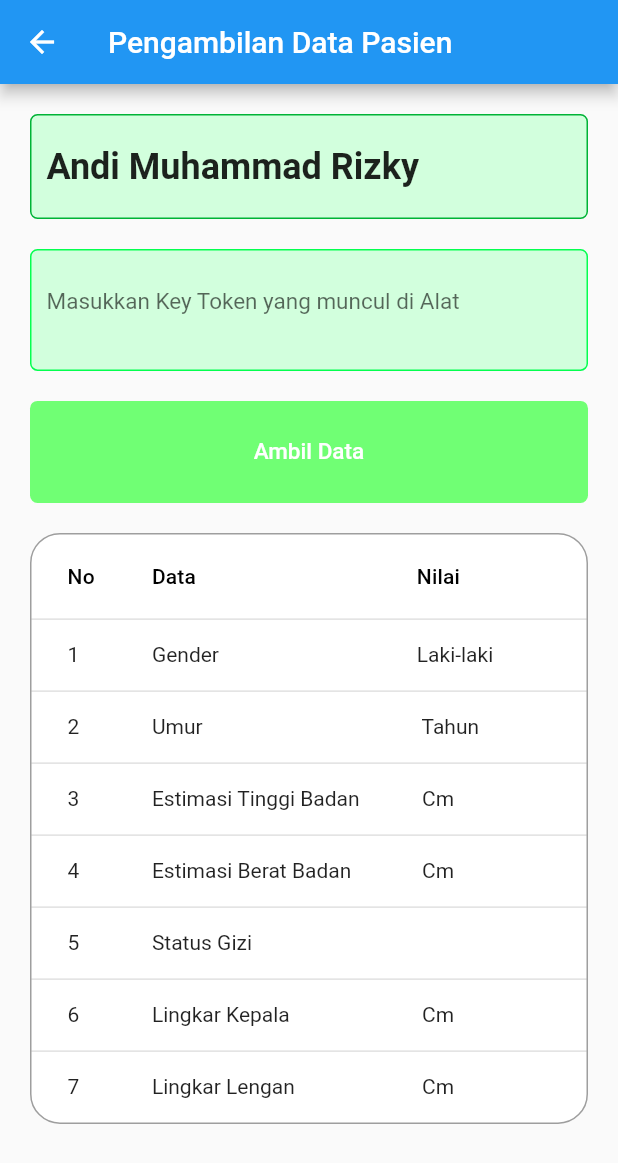
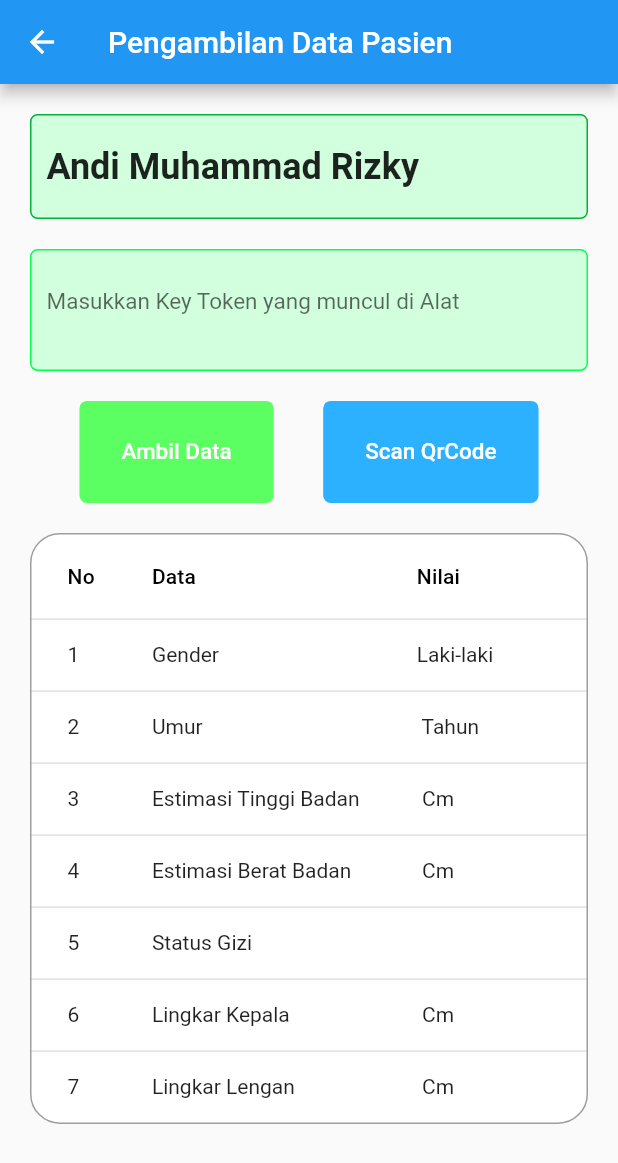
Before and after one commit to ARusDian/althea-v1-flutter, a Flutter app: the GetDataPengukuran screen opened directly with sample values from the repository, on a phone screen of 412 x 824 dp. Shown: the top 1163 px of the screen. Run offline on Flutter 3.47's test engine with Material 2 defaults, Android fonts, the light colour scheme and no system bars; our stand-ins replace permission_handler; missing offline and left inert: mqtt_client, qrscan2.

Commit message:
add scan qrcode

```diff
--- a/lib/app/pemeriksaan/get_data_pemeriksaan.dart
+++ b/lib/app/pemeriksaan/get_data_pemeriksaan.dart
@@ -1,17 +1,22 @@
 import 'dart:convert';
+import 'dart:async';
+
+import 'package:flutter/material.dart';
+import 'package:flutter/services.dart';
+import 'package:mqtt_client/mqtt_client.dart';
+import 'package:qrscan2/qrscan2.dart' as scanner;
+import 'package:permission_handler/permission_handler.dart';
 
 import 'package:althea/model/MQTTManager.dart';
 import 'package:althea/model/pasien.dart';
-import 'package:flutter/material.dart';
-import 'package:mqtt_client/mqtt_client.dart';
 
 class GetDataPengukuran extends StatefulWidget {
-
   late Pasien pasien;
   GetDataPengukuran({Key? key, required this.pasien}) : super(key: key);
 
   @override
-  _GetDataPengukuranState createState() => _GetDataPengukuranState(pasien: pasien);
+  _GetDataPengukuranState createState() =>
+      _GetDataPengukuranState(pasien: pasien);
 }
 
 class _GetDataPengukuranState extends State<GetDataPengukuran> {
@@ -20,18 +25,19 @@ class _GetDataPengukuranState extends State<GetDataPengukuran> {
 
   late MqttClient client;
 
+  String qrcode = "";
   String state = 'Disconnected';
 
   String topic = 'ALTHEATESTER/';
+
   final TextEditingController _topicsController = TextEditingController();
 
   Map<String, dynamic> mqttData = {};
 
-  Widget CmdMsg(){
-    if(state == 'Disconnected'){
+  Widget CmdMsg() {
+    if (state == 'Disconnected') {
       return Container();
-    }
-    else{
+    } else {
       return Container(
         decoration: BoxDecoration(
           borderRadius: BorderRadius.circular(10),
@@ -39,7 +45,10 @@ class _GetDataPengukuranState extends State<GetDataPengukuran> {
         ),
         margin: const EdgeInsets.all(10),
         padding: const EdgeInsets.all(10.0),
-        child: const Text("Silahkan Kirim Data Pengukuran pada Alat", textAlign: TextAlign.center,),
+        child: const Text(
+          "Silahkan Kirim Data Pengukuran pada Alat",
+          textAlign: TextAlign.center,
+        ),
       );
     }
   }
@@ -103,32 +112,32 @@ class _GetDataPengukuranState extends State<GetDataPengukuran> {
                 ),
               ),
             ),
+            Row(
+              mainAxisAlignment: MainAxisAlignment.spaceEvenly,
+              children: [
                 Container(
-              margin: const EdgeInsets.only(top:20, bottom:10),
-              padding: const EdgeInsets.all(10.0),
+                  margin: const EdgeInsets.only(top: 20, bottom: 10),
+                  padding: const EdgeInsets.only(
+                      top: 10, bottom: 10, right: 20, left: 20),
                   decoration: BoxDecoration(
-                color: const Color.fromARGB(255, 112, 255, 116),
+                    color: Color.fromARGB(255, 92, 255, 97),
                     borderRadius: BorderRadius.circular(5),
                   ),
                   child: TextButton(
                     onPressed: () {
-                  print("Tapped item 1");
-                  setState((){
+                      setState(() {
                         state = 'Connecting';
                       });
                       connect().then((value) {
                         print('Connected');
                         client = value;
-                    client.subscribe(topic+_topicsController.text, MqttQos.exactlyOnce);
-                    client.updates!.listen((List<MqttReceivedMessage<MqttMessage?>>? c) {
+                        client.subscribe(topic + _topicsController.text,
+                            MqttQos.exactlyOnce);
+                        client.updates!.listen(
+                            (List<MqttReceivedMessage<MqttMessage?>>? c) {
                           final recMess = c![0].payload as MqttPublishMessage;
                           final pt = MqttPublishPayload.bytesToStringAsString(
                               recMess.payload.message);
-                      /// The above may seem a little convoluted for users only interested in the
-                      /// payload, some users however may be interested in the received publish message,
-                      /// lets not constrain ourselves yet until the package has been in the wild
-                      /// for a while.
-                      /// The payload is a byte buffer, this will be specific to the topic
                           setState(() {
                             mqttData = jsonDecode(pt);
                           });
@@ -144,9 +153,43 @@ class _GetDataPengukuranState extends State<GetDataPengukuran> {
                     ),
                   ),
                 ),
+                Container(
+                  margin: const EdgeInsets.only(top: 20, bottom: 10),
+                  padding: const EdgeInsets.only(
+                      top: 10, bottom: 10, right: 20, left: 20),
+                  decoration: BoxDecoration(
+                    color: Color.fromARGB(255, 43, 177, 255),
+                    borderRadius: BorderRadius.circular(5),
+                  ),
+                  child: TextButton(
+                    onPressed: () async {
+                      try {
+                        await Permission.camera.request();
+                        String? barcode = await scanner.scan();
+                        if (barcode == null) {
+                          _topicsController.text =
+                              'Tidak ad Qr Code Terdeteksi';
+                        } else {
+                          _topicsController.text = barcode;
+                        }
+                      } catch (e) {
+                        _topicsController.text = e.toString();
+                      }
+                    },
+                    child: const Text(
+                      'Scan QrCode',
+                      style: TextStyle(
+                        fontSize: 15,
+                        color: Colors.white,
+                      ),
+                    ),
+                  ),
+                ),
+              ],
+            ),
             CmdMsg(),
             Container(
-              margin: const EdgeInsets.only(top:10, bottom:10),
+              margin: const EdgeInsets.only(top: 10, bottom: 10),
               decoration: BoxDecoration(
                 color: Colors.white,
                 borderRadius: BorderRadius.circular(20),
--- a/lib/main.dart
+++ b/lib/main.dart
@@ -1,5 +1,6 @@
 import 'package:althea/app/components/navbar_bottom.dart';
 import 'package:althea/app/dashboard/tambah_pasien.dart';
+import 'package:althea/model/pasien.dart';
 import 'package:flutter/material.dart';
 
 import 'app/pemeriksaan/get_data_pemeriksaan.dart';
@@ -11,7 +12,6 @@ void main() {
 class MyApp extends StatelessWidget {
   const MyApp({Key? key}) : super(key: key);
 
-
   @override
   Widget build(BuildContext context) {
     return MaterialApp(
@@ -19,7 +19,7 @@ class MyApp extends StatelessWidget {
       theme: ThemeData(
         primarySwatch: Colors.blue,
       ),
-      // home:const GetDataPengukuran()
+      // home: GetDataPengukuran(pasien: listPasien[2])
       home: MainPage(),
       // home: const TambahPasien()
       // home: const MyHomePage(title: 'Flutter Demo Home Page'),
--- a/pubspec.yaml
+++ b/pubspec.yaml
@@ -36,6 +36,9 @@ dependencies:
   cupertino_icons: ^1.0.2
   mqtt_client: ^9.6.8
   provider: ^5.0.0
+  # A Flutter plugin for scanning 2D barcodes and QRCodes via camera.
+  qrscan2: ^0.1.0
+  permission_handler: ^10.0.0
 
 dev_dependencies:
   flutter_test:
```
Also changed, not shown: pubspec.lock, 4 other files. Lines whose indentation alone changed are shown as unchanged.
